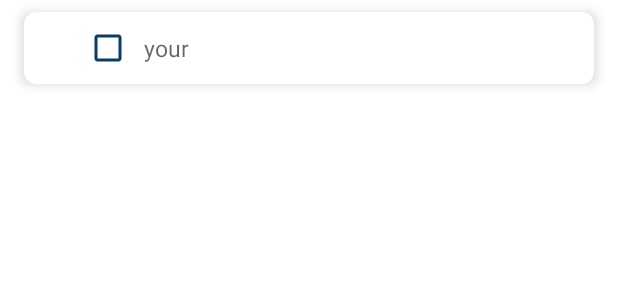
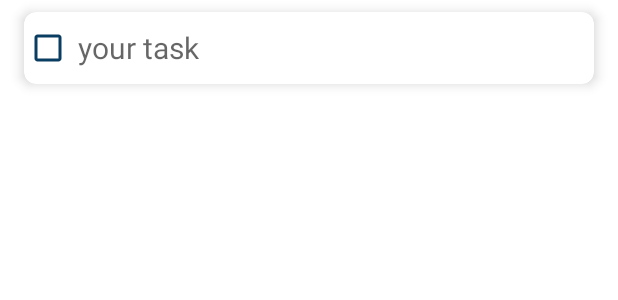
Before and after one commit to AGtch/Task-Checked-app-, an Android app: the layout item_design.xml on its own in the app's theme, with its tools: preview values and no code run, on a phone screen of 412 x 824 dp. Shown: the top 300 px of the screen. Run offline under Robolectric (Android 15) with nearby library versions, the phone set to English and light mode, and no system bars.

Commit message:
some changes  v 1.0

```diff
--- a/app/build.gradle
+++ b/app/build.gradle
@@ -36,12 +36,14 @@ dependencies {
     //   fragment implementation
     implementation "androidx.fragment:fragment:$fragment_version"
     def lifecycle_version = "2.2.0"
+    //noinspection GradleDependency
     implementation "androidx.lifecycle:lifecycle-livedata-ktx:$lifecycle_version"
+    //noinspection GradleDependency
     implementation "androidx.lifecycle:lifecycle-viewmodel-ktx:$lifecycle_version"
 
     implementation 'androidx.appcompat:appcompat:1.3.1'
     implementation 'com.google.android.material:material:1.4.0'
-    implementation 'androidx.constraintlayout:constraintlayout:2.1.0'
+    implementation 'androidx.constraintlayout:constraintlayout:2.1.1'
     testImplementation 'junit:junit:4.+'
     androidTestImplementation 'androidx.test.ext:junit:1.1.3'
     androidTestImplementation 'androidx.test.espresso:espresso-core:3.4.0'
--- a/app/src/main/java/com/example/checktask/OnDialogCloseListner.java
+++ b/app/src/main/java/com/example/checktask/OnDialogCloseListener.java
@@ -2,6 +2,6 @@ package com.example.checktask;
 
 import android.content.DialogInterface;
 
-public interface OnDialogCloseListner{
+public interface OnDialogCloseListener {
     void onDialogClose(DialogInterface dialogInterface);
 }
--- a/app/src/main/res/layout/item_design.xml
+++ b/app/src/main/res/layout/item_design.xml
@@ -1,5 +1,7 @@
 <?xml version="1.0" encoding="utf-8"?>
 <androidx.cardview.widget.CardView
+    xmlns:tools="http://schemas.android.com/tools"
+    style="@style/CardView"
     android:id="@+id/cardview"
     xmlns:android="http://schemas.android.com/apk/res/android"
     android:layout_width="match_parent"
@@ -10,14 +12,16 @@
     android:layout_marginHorizontal="16dp"
     android:layout_marginVertical="8dp">
 
-    <com.google.android.material.checkbox.MaterialCheckBox
+
+    <androidx.appcompat.widget.AppCompatCheckBox
         android:id="@+id/your_task"
+        android:theme="@style/MyCheckbox"
         android:layout_width="wrap_content"
         android:layout_height="wrap_content"
-        android:textSize="15sp"
+        android:hapticFeedbackEnabled="true"
+        android:focusable="true"
+        android:gravity="start|center"
         android:hint="@string/your_task"
-        android:buttonTint="@color/colorPrimaryDark"
-        android:gravity="start|center"
-        android:padding="8dp"
-        />
+        android:padding="4dp"
+        android:textSize="20sp" />
 </androidx.cardview.widget.CardView>
--- a/app/src/main/res/values-night/themes.xml
+++ b/app/src/main/res/values-night/themes.xml
@@ -1,11 +1,30 @@
-<resources xmlns:tools="http://schemas.android.com/tools">
+<resources >
     <!-- Base application theme. -->
     <style name="Theme.CheckTask" parent="Theme.MaterialComponents.DayNight.DarkActionBar">
         <!-- Primary brand color. -->
-        <item name="colorPrimary">@color/colorPrimary</item>
-        <item name="colorPrimaryVariant">@color/colorPrimary</item>
-        <item name="colorOnPrimary">@color/colorPrimary</item>
-        <item name="android:statusBarColor" tools:targetApi="l">?attr/colorPrimaryVariant</item>
-        <!-- Customize your theme here. -->
+        <item name="colorPrimary">@color/colorAccent</item>
+        <item name="colorPrimaryDark">@color/colorAccent</item>
+
+    </style>
+
+    <style name="MyCheckbox" parent="@style/Widget.AppCompat.CompoundButton.CheckBox">
+        <item name="android:colorControlNormal">#071D57</item>
+        <item name="android:colorControlActivated">#FFCA28</item>
+        <item name="android:colorControlHighlight">@color/colorAccent</item>
+        <item name="android:textAppearance">@style/TextAppearance.AppCompat</item>
+    </style>
+
+    <style name="fabStyle" parent="Widget.MaterialComponents.ExtendedFloatingActionButton">
+        <item name="backgroundTint">@color/fat_in_dark</item>
+        <item name="tint">@color/colorAccent</item>
+    </style>
+
+    <style name="addBtnStyle" parent="Widget.AppCompat.ImageButton">
+        <item name="backgroundTint">@color/fat_in_dark</item>
+    </style>
+
+
+    <style name="splashScreen" parent="Theme.MaterialComponents.DayNight.NoActionBar">
+        <item name="android:windowBackground">@drawable/splash_image</item>
     </style>
 </resources>
--- a/app/src/main/res/values/colors.xml
+++ b/app/src/main/res/values/colors.xml
@@ -1,7 +1,11 @@
 <?xml version="1.0" encoding="utf-8"?>
 <resources>
-    <color name="colorPrimary">#192A56</color>
+    <color name="colorPrimary">#5215C7</color>
     <color name="colorPrimaryDark">#0A3D62</color>
     <color name="colorAccent">#192A56</color>
     <color name="colorWhite">#FFFFFF</color>
+    <color name="checkBoxColor_in_dark">#FFA726</color>
+    <color name="fat_in_dark">#DA9C41</color>
+    <color name="gray">#808080</color>
+
 </resources>
--- a/app/src/main/res/values/strings.xml
+++ b/app/src/main/res/values/strings.xml
@@ -4,7 +4,7 @@
     <string name="hello_blank_fragment">Hello blank fragment</string>
     <string name="To_do_tasks">To Do Tasks</string>
     <string name="add_new_task">Add new task</string>
-    <string name="todo">TODO</string>
     <string name="your_task">your task</string>
     <string name="go">Go</string>
+    <string name="todo">TODO</string>
 </resources>
--- a/app/src/main/res/values/themes.xml
+++ b/app/src/main/res/values/themes.xml
@@ -1,10 +1,30 @@
 <resources xmlns:tools="http://schemas.android.com/tools">
     <!-- Base application theme. -->
-    <style name="Theme.CheckTask" parent="Theme.MaterialComponents.DayNight.DarkActionBar">
+    <style name="Theme.CheckTask" parent="Theme.MaterialComponents.Light.DarkActionBar">
         <!-- Primary brand color. -->
-        <item name="colorPrimary">@color/colorPrimary</item>
-        <item name="colorPrimaryVariant">@color/colorPrimary</item>
-        <item name="colorOnPrimary">@color/colorPrimary</item>
-        <item name="android:statusBarColor" tools:targetApi="l">?attr/colorPrimaryVariant</item>
+        <item name="colorPrimary">@color/colorAccent</item>
+        <item name="colorPrimaryDark">@color/colorAccent</item>
     </style>
+
+    <style name="MyCheckbox" parent="@style/Widget.AppCompat.CompoundButton.CheckBox">
+        <item name="android:colorControlNormal">#FF0A3D62</item>
+        <item name="android:colorControlActivated">#FF192A56</item>
+        <item name="android:colorControlHighlight">#FD0000</item>
+        <item name="android:textAppearance">@style/TextAppearance.AppCompat</item>
+    </style>
+
+    <style name="fabStyle" parent="Widget.MaterialComponents.ExtendedFloatingActionButton">
+        <item name="backgroundTint">@color/colorPrimaryDark</item>
+        <item name="tint">@color/colorWhite</item>
+    </style>
+
+    <style name="addBtnStyle" parent="Widget.AppCompat.ImageButton">
+        <item name="backgroundTint">@color/colorPrimaryDark</item>
+    </style>
+
+
+    <style name="splashScreen" parent="Theme.AppCompat.Light.NoActionBar">
+        <item name="android:windowBackground">@drawable/splash_image</item>
+    </style>
+
 </resources>
--- a/build.gradle
+++ b/build.gradle
@@ -3,9 +3,10 @@ buildscript {
     repositories {
         google()
         mavenCentral()
+
     }
     dependencies {
-        classpath "com.android.tools.build:gradle:7.0.2"
+        classpath "com.android.tools.build:gradle:7.0.3"
 
         // NOTE: Do not place your application dependencies here; they belong
         // in the individual module build.gradle files
--- a/settings.gradle
+++ b/settings.gradle
@@ -3,8 +3,7 @@ dependencyResolutionManagement {
     repositories {
         google()
         mavenCentral()
-        jcenter() // Warning: this repository is going to shut down soon
     }
 }
-rootProject.name = "CheckTask"
+rootProject.name = "Check Task"
 include ':app'
```
Also changed, not shown: app/src/main/AndroidManifest.xml (+11 -4 lines), app/src/main/java/com/example/checktask/Adapter/TaskAdapter.java (+44 -6 lines), app/src/main/java/com/example/checktask/AddNewItemsBottomSheetDialog.java (+47 -25 lines), app/src/main/java/com/example/checktask/MainActivity.java (+12 -12 lines), app/src/main/java/com/example/checktask/Utils/DataBaseHandle.java (+47 -51 lines), app/src/main/res/drawable/splash_image.xml (added, +9 -0 lines), app/src/main/res/layout/activity_main.xml (+7 -7 lines), app/src/main/res/layout/add_new_task.xml (+32 -18 lines).
